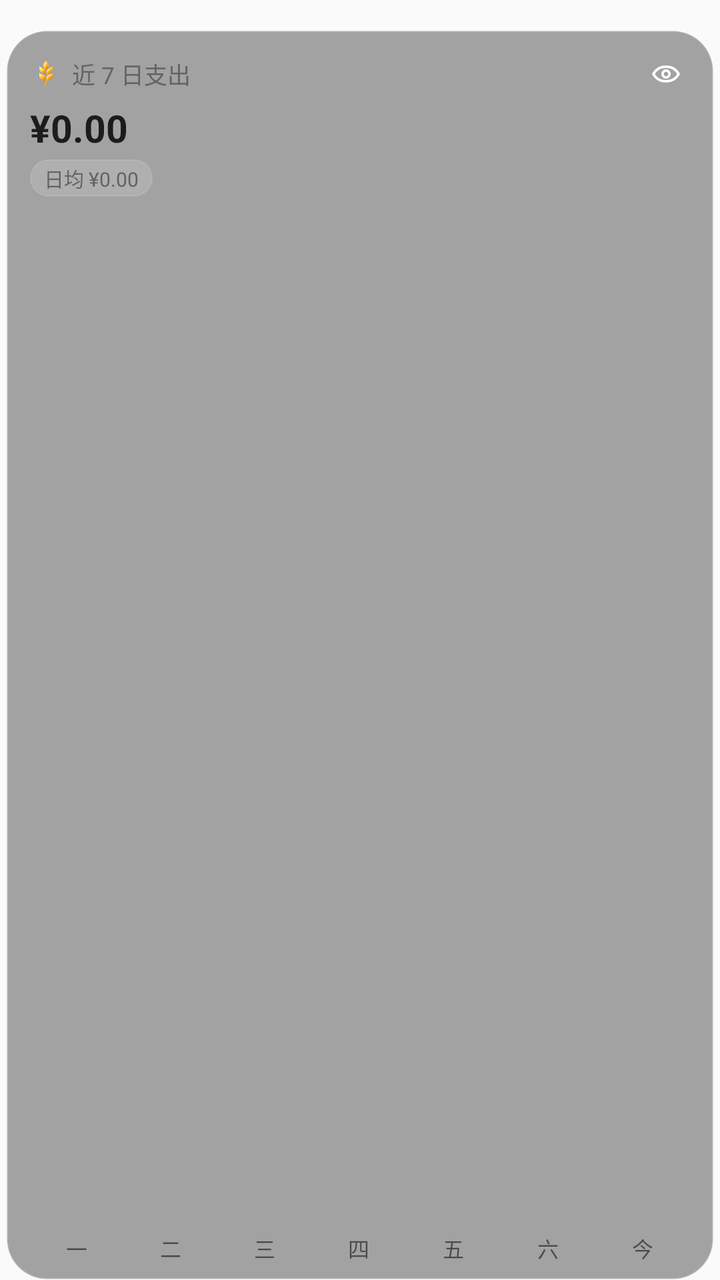
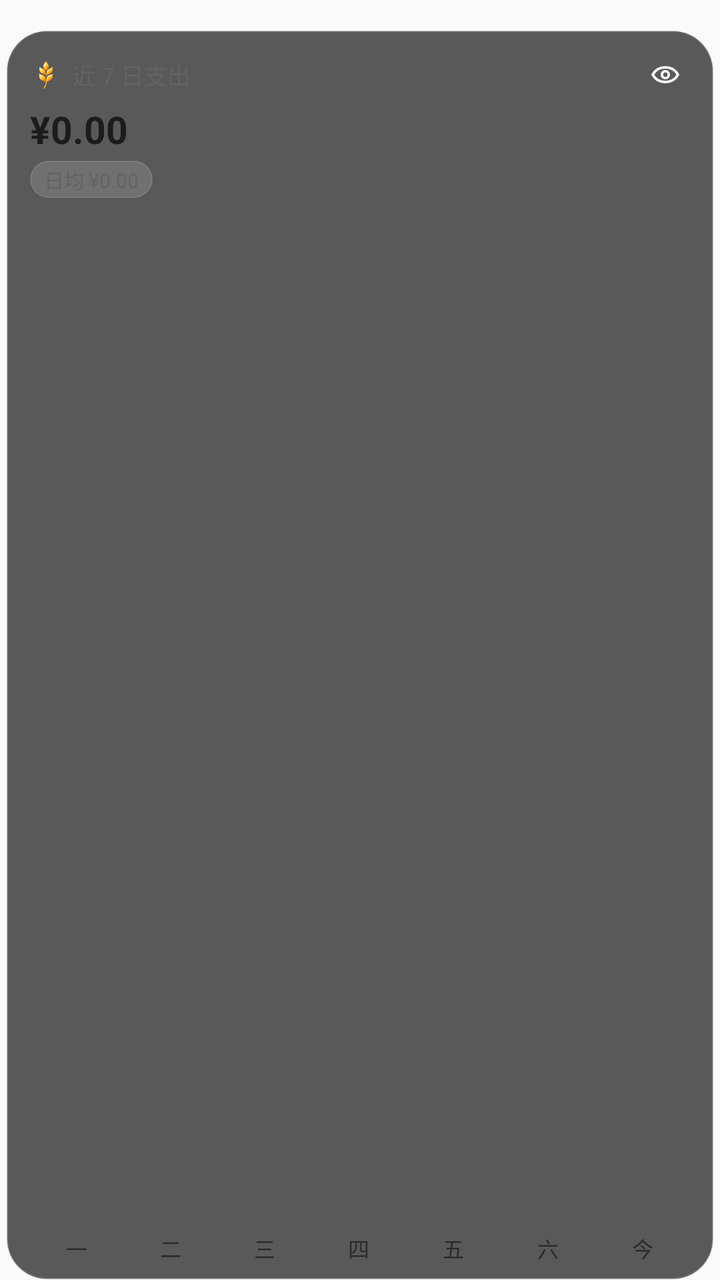

Compare the two renders of this Android layout. The source of the first and the diff that turns it into the second are given below.
<!-- AndroidManifest.xml: application theme Theme.MyMoney -->
<!-- res/layout/widget_seven_day_tall.xml -->
<?xml version="1.0" encoding="utf-8"?>
<FrameLayout xmlns:android="http://schemas.android.com/apk/res/android"
    android:id="@+id/widget_root"
    android:layout_width="match_parent"
    android:layout_height="match_parent"
    android:paddingHorizontal="3dp"
    android:paddingTop="15dp"
    android:paddingBottom="0dp">

    <LinearLayout
        android:id="@+id/widget_card"
        android:layout_width="match_parent"
        android:layout_height="match_parent"
        android:background="@drawable/widget_background_glass_dark"
        android:orientation="vertical"
        android:paddingHorizontal="12dp"
        android:paddingTop="10dp"
        android:paddingBottom="8dp">

        <LinearLayout
            android:layout_width="match_parent"
            android:layout_height="wrap_content"
            android:gravity="center_vertical"
            android:orientation="horizontal">

            <ImageView
                android:layout_width="16dp"
                android:layout_height="16dp"
                android:layout_marginEnd="5dp"
                android:importantForAccessibility="no"
                android:scaleType="fitCenter"
                android:src="@drawable/ic_brand_color" />

            <TextView
                android:id="@+id/widget_seven_title"
                android:layout_width="0dp"
                android:layout_height="wrap_content"
                android:layout_weight="1"
                android:maxLines="1"
                android:text="近 7 日支出"
                android:textColor="@color/widget_secondary"
                android:textSize="11.5sp" />

            <ImageView
                android:id="@+id/widget_eye"
                android:layout_width="24dp"
                android:layout_height="24dp"
                android:padding="4dp"
                android:src="@drawable/ic_widget_eye_on" />
        </LinearLayout>

        <TextView
            android:id="@+id/widget_seven_total"
            android:layout_width="match_parent"
            android:layout_height="wrap_content"
            android:layout_marginTop="2dp"
            android:autoSizeMaxTextSize="20sp"
            android:autoSizeMinTextSize="13sp"
            android:autoSizeStepGranularity="1sp"
            android:autoSizeTextType="uniform"
            android:maxLines="1"
            android:text="¥0.00"
            android:textColor="@color/widget_primary"
            android:textSize="19sp"
            android:textStyle="bold" />

        <TextView
            android:id="@+id/widget_seven_sub"
            android:layout_width="wrap_content"
            android:layout_height="wrap_content"
            android:layout_marginTop="3dp"
            android:background="@drawable/widget_pill_glass_dark"
            android:ellipsize="end"
            android:maxLines="1"
            android:paddingHorizontal="7dp"
            android:paddingVertical="2dp"
            android:text="日均 ¥0.00"
            android:textColor="@color/widget_secondary"
            android:textSize="10sp" />

        <ImageView
            android:id="@+id/widget_seven_chart"
            android:layout_width="match_parent"
            android:layout_height="0dp"
            android:layout_marginTop="6dp"
            android:layout_weight="1"
            android:importantForAccessibility="no"
            android:scaleType="fitXY" />

        <LinearLayout
            android:layout_width="match_parent"
            android:layout_height="16dp"
            android:layout_marginTop="3dp"
            android:gravity="center_vertical"
            android:orientation="horizontal">

            <TextView android:id="@+id/widget_day_0" android:layout_width="0dp" android:layout_height="wrap_content" android:layout_weight="1" android:gravity="center" android:maxLines="1" android:text="一" android:textSize="10.5sp" />
            <TextView android:id="@+id/widget_day_1" android:layout_width="0dp" android:layout_height="wrap_content" android:layout_weight="1" android:gravity="center" android:maxLines="1" android:text="二" android:textSize="10.5sp" />
            <TextView android:id="@+id/widget_day_2" android:layout_width="0dp" android:layout_height="wrap_content" android:layout_weight="1" android:gravity="center" android:maxLines="1" android:text="三" android:textSize="10.5sp" />
            <TextView android:id="@+id/widget_day_3" android:layout_width="0dp" android:layout_height="wrap_content" android:layout_weight="1" android:gravity="center" android:maxLines="1" android:text="四" android:textSize="10.5sp" />
            <TextView android:id="@+id/widget_day_4" android:layout_width="0dp" android:layout_height="wrap_content" android:layout_weight="1" android:gravity="center" android:maxLines="1" android:text="五" android:textSize="10.5sp" />
            <TextView android:id="@+id/widget_day_5" android:layout_width="0dp" android:layout_height="wrap_content" android:layout_weight="1" android:gravity="center" android:maxLines="1" android:text="六" android:textSize="10.5sp" />
            <TextView android:id="@+id/widget_day_6" android:layout_width="0dp" android:layout_height="wrap_content" android:layout_weight="1" android:gravity="center" android:maxLines="1" android:text="今" android:textSize="10.5sp" />
        </LinearLayout>
    </LinearLayout>
</FrameLayout>
<!-- resources referenced by this layout -->
<resources>
  <color name="widget_primary">#1C1C1E</color>
  <color name="widget_secondary">#636366</color>
  <!-- drawable ic_brand_color: png bitmap (drawable-hdpi, 4239 bytes) -->
  <!-- drawable ic_widget_eye_on (drawable) -->
  <?xml version="1.0" encoding="utf-8"?>
  <vector xmlns:android="http://schemas.android.com/apk/res/android"
      android:width="20dp"
      android:height="20dp"
      android:viewportWidth="24"
      android:viewportHeight="24">
      <path
          android:fillColor="#00000000"
          android:pathData="M2.5,12C4.6,8.2 8,6.5 12,6.5C16,6.5 19.4,8.2 21.5,12C19.4,15.8 16,17.5 12,17.5C8,17.5 4.6,15.8 2.5,12Z"
          android:strokeWidth="1.9"
          android:strokeColor="#FFFFFF"
          android:strokeLineJoin="round" />
      <path
          android:fillColor="#00000000"
          android:pathData="M12,12m-2.6,0a2.6,2.6 0,1 1,5.2 0a2.6,2.6 0,1 1,-5.2 0"
          android:strokeWidth="1.9"
          android:strokeColor="#FFFFFF" />
  </vector>
  <!-- drawable widget_background_glass_dark (drawable) -->
  <?xml version="1.0" encoding="utf-8"?>
  <shape xmlns:android="http://schemas.android.com/apk/res/android" android:shape="rectangle">
      <solid android:color="#62161618" />
      <corners android:radius="20dp" />
      <stroke android:width="1dp" android:color="#30FFFFFF" />
  </shape>
  <!-- drawable widget_pill_glass_dark (drawable) -->
  <?xml version="1.0" encoding="utf-8"?>
  <shape xmlns:android="http://schemas.android.com/apk/res/android" android:shape="rectangle">
      <solid android:color="#24FFFFFF" />
      <corners android:radius="14dp" />
      <stroke android:width="0.75dp" android:color="#22FFFFFF" />
  </shape>
  <style name="Theme.MyMoney" parent="android:Theme.Material.Light.NoActionBar" />
</resources>

<!-- the commit's change to res/layout/widget_seven_day_tall.xml (unified diff, before → after) -->
@@ -43,9 +43,12 @@
 
             <ImageView
                 android:id="@+id/widget_eye"
-                android:layout_width="24dp"
-                android:layout_height="24dp"
-                android:padding="4dp"
+                android:layout_width="34dp"
+                android:layout_height="34dp"
+                android:layout_marginTop="-5dp"
+                android:layout_marginEnd="-5dp"
+                android:layout_marginBottom="-5dp"
+                android:padding="9dp"
                 android:src="@drawable/ic_widget_eye_on" />
         </LinearLayout>
 
@@ -58,6 +61,8 @@
             android:autoSizeMinTextSize="13sp"
             android:autoSizeStepGranularity="1sp"
             android:autoSizeTextType="uniform"
+            android:ellipsize="end"
+            android:fontFeatureSettings="tnum"
             android:maxLines="1"
             android:text="¥0.00"
             android:textColor="@color/widget_primary"
@@ -71,6 +76,7 @@
             android:layout_marginTop="3dp"
             android:background="@drawable/widget_pill_glass_dark"
             android:ellipsize="end"
+            android:fontFeatureSettings="tnum"
             android:maxLines="1"
             android:paddingHorizontal="7dp"
             android:paddingVertical="2dp"
<!-- resource entries referenced after the edit -->
@@ -25,7 +25,7 @@
   <!-- drawable widget_background_glass_dark (drawable) -->
   <?xml version="1.0" encoding="utf-8"?>
   <shape xmlns:android="http://schemas.android.com/apk/res/android" android:shape="rectangle">
-      <solid android:color="#62161618" />
+      <solid android:color="#B3161618" />
       <corners android:radius="20dp" />
       <stroke android:width="1dp" android:color="#30FFFFFF" />
   </shape>
